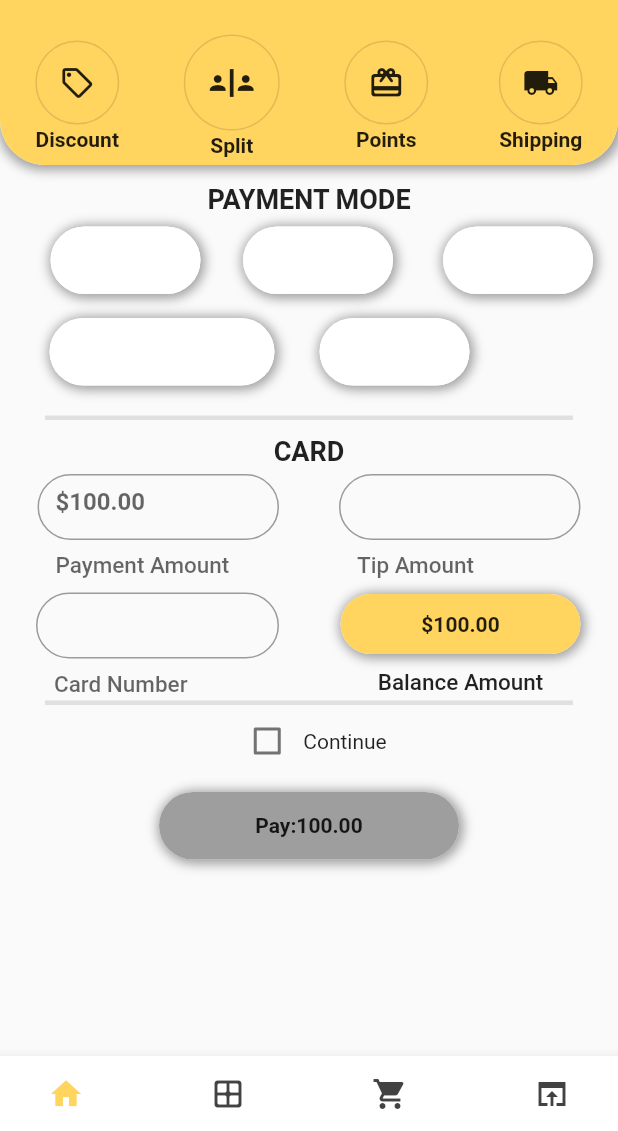
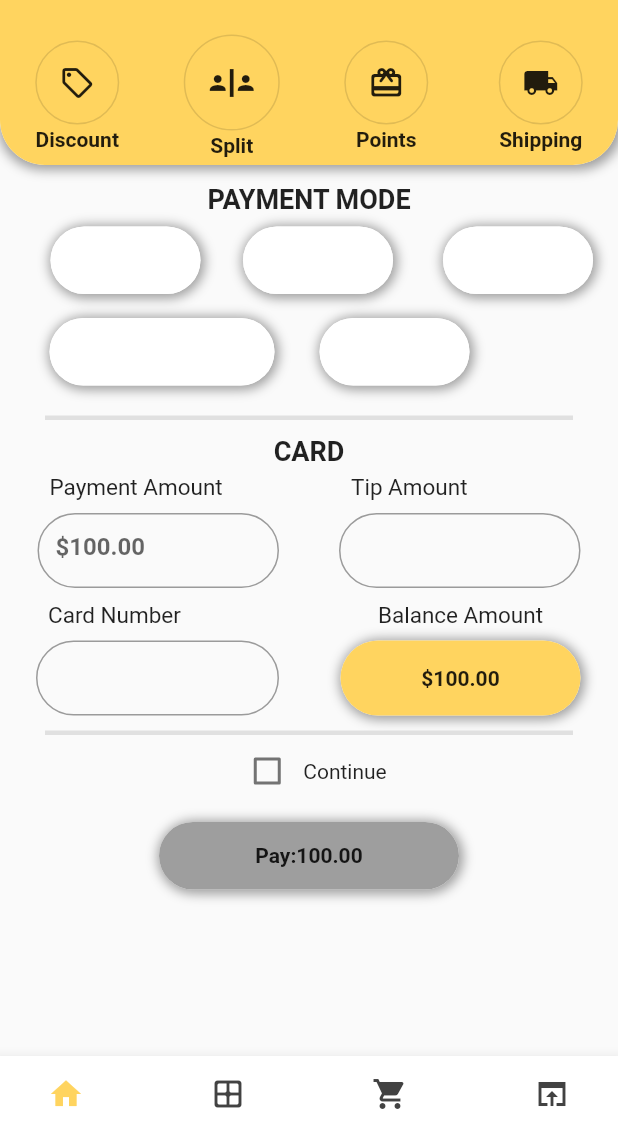
Before and after one commit to up4154/paymentscreen, a Flutter app: the screen it shows after launch, after a tap on an icon or button, on a phone screen of 412 x 824 dp, the part 105-1236 px from its top. Run offline on Flutter 3.47's test engine with Material 2 defaults, Android fonts, the phone set to English and light mode, and no system bars; network calls fail.

Commit message:
text changed

```diff
--- a/lib/screens/payment_screen.dart
+++ b/lib/screens/payment_screen.dart
@@ -593,7 +593,7 @@ class _PaymentScreenState extends State<PaymentScreen> {
               ),
             ),
             Container(
-              height: 190 ,
+              height: 210 ,
               width: width,
               child: Padding(
                 padding: const EdgeInsets.only(top: 10),
@@ -620,8 +620,19 @@ class _PaymentScreenState extends State<PaymentScreen> {
                               Expanded(
                                 child: Padding(
                                   padding: const EdgeInsets.only(left: 20,right: 20),
-                                  child: Container(
-                                    height: 70,
+                                  child: Column(
+                                    crossAxisAlignment: CrossAxisAlignment.start,
+                                    children: [
+                                      Padding(
+                                        padding: const EdgeInsets.only(bottom: 8,left: 8),
+                                        child: Text('Payment Amount',
+                                          style:TextStyle(
+                                            fontSize: 15,
+                                            fontWeight: FontWeight.w400
+                                          ) ,),
+                                      ),
+                                      Container(
+                                        height: 50,
                                         child: TextField(
                                           enableInteractiveSelection: false,
                                           focusNode: new AlwaysDisabledFocusNode(),
@@ -630,11 +641,6 @@ class _PaymentScreenState extends State<PaymentScreen> {
                                             hintText: '\$'+paymentAmount.toStringAsFixed(2),
                                             hintStyle: TextStyle(
                                               fontWeight: FontWeight.bold
-                                        ),
-                                        helperText: 'Payment Amount',
-                                        helperStyle: TextStyle(
-                                            fontSize: 15,
-                                            fontWeight: FontWeight.w500
                                             ),
                                             border: OutlineInputBorder(
                                               borderRadius: BorderRadius.circular(30),
@@ -647,13 +653,26 @@ class _PaymentScreenState extends State<PaymentScreen> {
                                           ),
                                         ),
                                       ),
+                                    ],
+                                  ),
                                 ),
                               ),
                               Expanded(
                                 child: Padding(
                                   padding: const EdgeInsets.only(left: 20,right: 20),
-                                  child: Container(
-                                    height: 70,
+                                  child: Column(
+                                    crossAxisAlignment: CrossAxisAlignment.start,
+                                    children: [
+                                      Padding(
+                                        padding: const EdgeInsets.only(bottom: 8,left: 8),
+                                        child: Text('Tip Amount',
+                                          style:TextStyle(
+                                              fontSize: 15,
+                                              fontWeight: FontWeight.w400
+                                          ) ,),
+                                      ),
+                                      Container(
+                                        height: 50,
                                         child: Form(
                                           key: _formKey,
                                           child: TextFormField(
@@ -668,11 +687,6 @@ class _PaymentScreenState extends State<PaymentScreen> {
                                             keyboardType:TextInputType.number,
                                             decoration: InputDecoration(
                                               prefix: Text('\$'),
-                                          helperText: 'Tip Amount',
-                                          helperStyle: TextStyle(
-                                              fontSize: 15,
-                                              fontWeight: FontWeight.w500
-                                          ),
                                               border: OutlineInputBorder(
                                                 borderRadius: BorderRadius.circular(30),
                                                 borderSide: BorderSide(color:Colors.brown),
@@ -684,6 +698,8 @@ class _PaymentScreenState extends State<PaymentScreen> {
                                             ),
                                           ),
                                         ),
+                                      ),
+                                    ],
                                   ),
                                 ),
                               ),
@@ -697,19 +713,25 @@ class _PaymentScreenState extends State<PaymentScreen> {
                               Expanded(
                                 child: Padding(
                                   padding: const EdgeInsets.only(left: 20,right: 20),
-                                  child: Container(
-                                    height: 70,
+                                  child: Column(
+                                    crossAxisAlignment: CrossAxisAlignment.start,
+                                    children: [
+                                      Padding(
+                                        padding: const EdgeInsets.only(bottom: 8,left: 8),
+                                        child: Text('Card Number',
+                                          style:TextStyle(
+                                              fontSize: 15,
+                                              fontWeight: FontWeight.w400
+                                          ) ,),
+                                      ),
+                                      Container(
+                                        height: 50,
                                         child: TextFormField(
 
                                           keyboardType:TextInputType.number,
                                           obscureText: true,
                                           decoration: InputDecoration(
 
-                                        helperText: 'Card Number',
-                                        helperStyle: TextStyle(
-                                            fontSize: 15,
-                                            fontWeight: FontWeight.w500
-                                        ),
                                             border: OutlineInputBorder(
                                               borderRadius: BorderRadius.circular(30),
                                               borderSide: BorderSide(color:Colors.brown),
@@ -722,18 +744,23 @@ class _PaymentScreenState extends State<PaymentScreen> {
 
                                         ),
                                       ),
+                                    ],
+                                  ),
                                 ),
                               ),
                               Expanded(
                                 child: Column(
                                   children: [
+                                    Padding(
+                                      padding: const EdgeInsets.only(bottom: 8,),
+                                      child: Text('Balance Amount',
+                                        style:TextStyle(
+                                            fontSize: 15,
+                                            fontWeight: FontWeight.w400,
+
+                                        ) ,),
+                                    ),
                                     Container(
-                                      child: InkWell(
-                                        onTap:(){
-                                          setState(() {
-                                            isEnabledBalance =!isEnabledBalance;
-                                          });
-                                        },
                                         child: Container(
                                             decoration: BoxDecoration(
                                               borderRadius: BorderRadius.circular(35),
@@ -753,10 +780,10 @@ class _PaymentScreenState extends State<PaymentScreen> {
                                                   blurRadius: 0.0,
                                                   spreadRadius: 0.0,
                                                 ),],
-                                              color : isEnabledBalance ?  Color(0xFFFFD45F):Color(0xFFFFD45F),
+                                              color :Color(0xFFFFD45F),
                                             ),
                                             width: 160,
-                                            height: 40,
+                                            height: 50,
                                             child: Center(
                                                 child: Text(
                                                   '\$'+widget.Balance.toStringAsFixed(2),
@@ -765,15 +792,7 @@ class _PaymentScreenState extends State<PaymentScreen> {
                                                 ))),
 
                                       ),
-                                    ),
-                                    Padding(
-                                      padding: const EdgeInsets.only(top: 10),
-                                      child: Text('Balance Amount',
-                                      style:TextStyle(
-                                             fontSize: 15,
-                                            fontWeight: FontWeight.w500 ),
-                                         ),
-                                    ),]
+                                  ]
                                 ),
                               ),
                             ],
```
Lines whose indentation alone changed are shown as unchanged.
